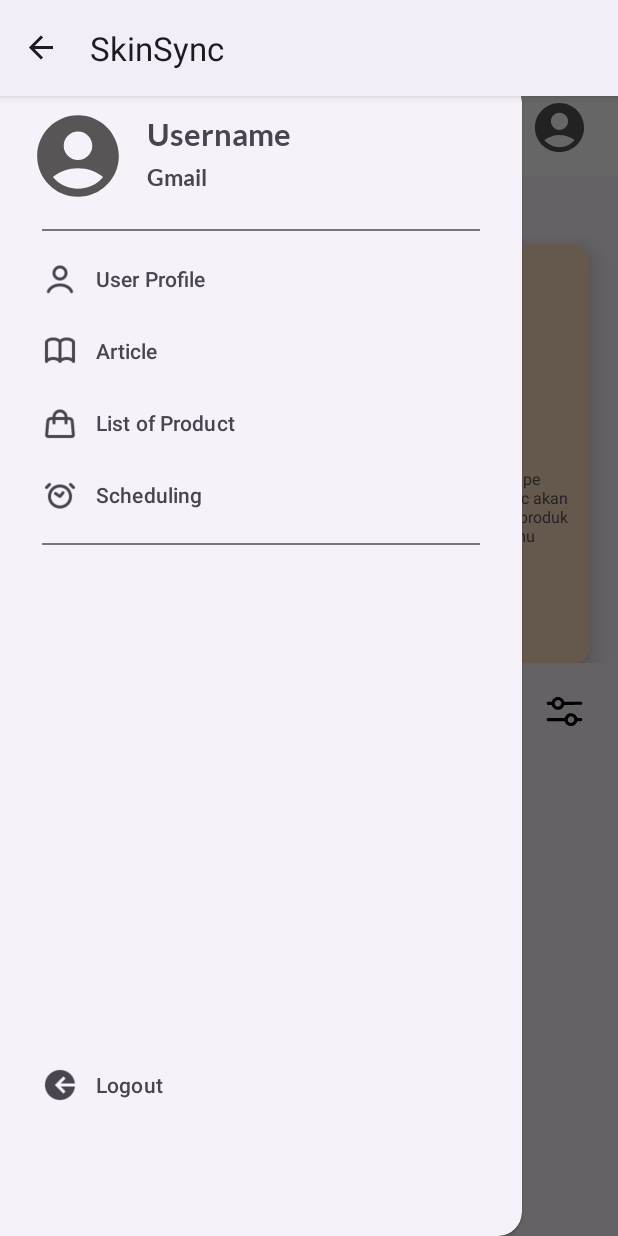
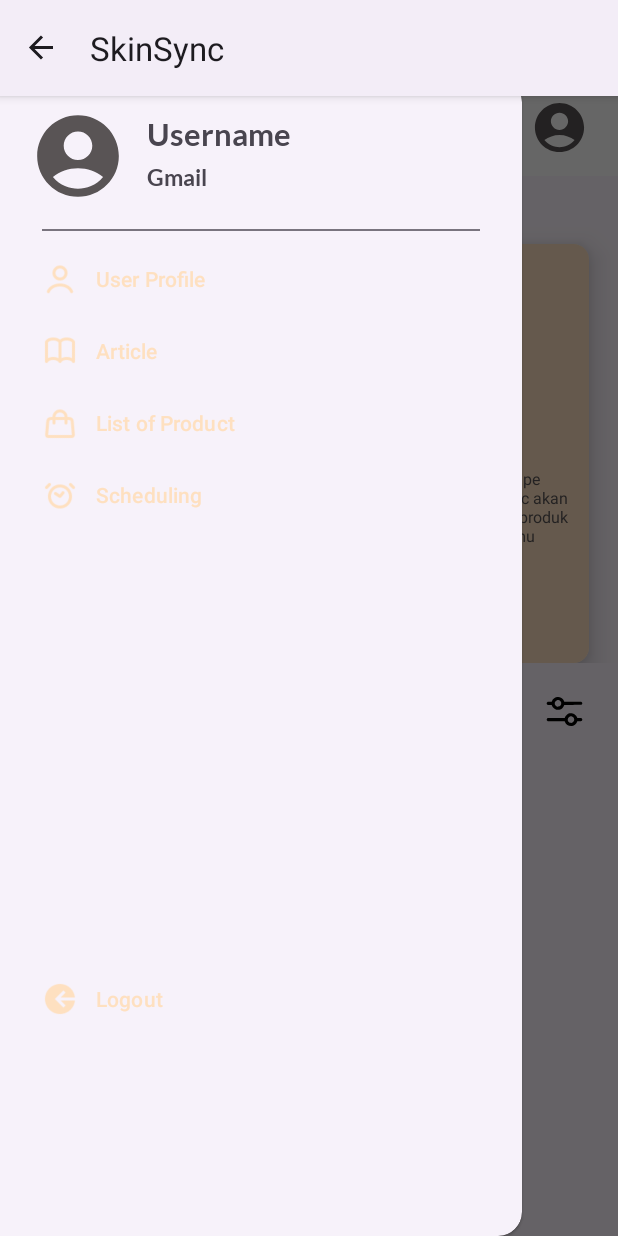
Before and after one commit to skinsync/SkinSync-Mobile-Development, an Android app: the MainActivity screen opened directly, with no data from a screen before it, with the side drawer open, on a phone screen of 412 x 824 dp. Run offline under Robolectric (Android 15) with nearby library versions, the phone set to English and light mode, and no system bars; our stand-ins replace CircleImageView, sdp/ssp sizes; Roboto replaces fonts that are not available here; 1 statement that could not run was skipped.

Commit message:
feat(fix nav drawer)

```diff
--- a/app/src/main/java/com/example/skinsync/activity/MainActivity.kt
+++ b/app/src/main/java/com/example/skinsync/activity/MainActivity.kt
@@ -3,6 +3,7 @@ package com.example.skinsync.activity
 import android.content.Intent
 import android.os.Bundle
 import android.view.MenuItem
+import android.widget.Button
 import android.widget.Toast
 import androidx.activity.enableEdgeToEdge
 import androidx.activity.viewModels
@@ -16,6 +17,7 @@ import com.example.skinsync.activity.admin.dashboard.DashboardActivity
 import com.example.skinsync.activity.users.article.ArticleActivity
 import com.example.skinsync.activity.users.listproduct.ListProductActivity
 import com.example.skinsync.activity.users.profile.ProfileActivity
+import com.example.skinsync.activity.users.scan.ScanActivity
 import com.example.skinsync.activity.users.scheduling.morning.MorningSchedulingActivity
 import com.example.skinsync.activity.users.welcome.WelcomeActivity
 import com.example.skinsync.databinding.ActivityMainBinding
@@ -104,6 +106,12 @@ class MainActivity : AppCompatActivity() {
                 else -> false
             }
         }
+
+        val buttonTryNow = findViewById<Button>(R.id.buttonTryNow)
+        buttonTryNow.setOnClickListener {
+            val intent = Intent(this, ScanActivity::class.java)
+            startActivity(intent) // Memulai MainActivity
+        }
     }
 
     override fun onOptionsItemSelected(item: MenuItem): Boolean {
--- a/app/src/main/res/layout/activity_article.xml
+++ b/app/src/main/res/layout/activity_article.xml
@@ -136,6 +136,7 @@
     </HorizontalScrollView>
 
     <ImageView
+        android:id="@+id/back"
         android:layout_width="@dimen/_30sdp"
         android:layout_height="@dimen/_20sdp"
         android:src="@drawable/back"
--- a/app/src/main/res/layout/activity_article_details.xml
+++ b/app/src/main/res/layout/activity_article_details.xml
@@ -51,6 +51,7 @@
         app:layout_constraintTop_toBottomOf="@+id/titleArticle" />
 
     <ImageView
+        android:id="@+id/back"
         android:layout_width="@dimen/_30sdp"
         android:layout_height="@dimen/_20sdp"
         android:src="@drawable/back"
--- a/app/src/main/res/layout/activity_list_product.xml
+++ b/app/src/main/res/layout/activity_list_product.xml
@@ -174,6 +174,7 @@
     </androidx.cardview.widget.CardView>
 
     <ImageView
+        android:id="@+id/back"
         android:layout_width="@dimen/_30sdp"
         android:layout_height="@dimen/_20sdp"
         android:src="@drawable/back"
--- a/app/src/main/res/layout/activity_main.xml
+++ b/app/src/main/res/layout/activity_main.xml
@@ -406,6 +406,8 @@
         android:layout_height="match_parent"
         android:layout_marginTop="@dimen/_40sdp"
         android:layout_gravity="start"
+        app:itemIconTint="@color/beige"
+        app:itemTextColor="@color/beige"
         app:headerLayout="@layout/nav_header"
         app:menu="@menu/nav_menu"
         android:fitsSystemWindows="true"/>
--- a/app/src/main/res/layout/activity_morning_scheduling.xml
+++ b/app/src/main/res/layout/activity_morning_scheduling.xml
@@ -213,6 +213,7 @@
     </androidx.cardview.widget.CardView>
 
     <ImageView
+        android:id="@+id/back"
         android:layout_width="@dimen/_30sdp"
         android:layout_height="@dimen/_20sdp"
         android:src="@drawable/back"
--- a/app/src/main/res/layout/activity_night_scheduling.xml
+++ b/app/src/main/res/layout/activity_night_scheduling.xml
@@ -213,6 +213,7 @@
     </androidx.cardview.widget.CardView>
 
     <ImageView
+        android:id="@+id/back"
         android:layout_width="@dimen/_30sdp"
         android:layout_height="@dimen/_20sdp"
         android:src="@drawable/back"
--- a/app/src/main/res/layout/activity_result.xml
+++ b/app/src/main/res/layout/activity_result.xml
@@ -228,6 +228,7 @@
     </androidx.cardview.widget.CardView>
 
     <ImageView
+        android:id="@+id/back"
         android:layout_width="@dimen/_30sdp"
         android:layout_height="@dimen/_30sdp"
         android:src="@drawable/back"
--- a/app/src/main/res/layout/activity_scan.xml
+++ b/app/src/main/res/layout/activity_scan.xml
@@ -96,6 +96,7 @@
         app:layout_constraintTop_toBottomOf="@+id/previewImageView" />
 
     <ImageView
+        android:id="@+id/back"
         android:layout_width="@dimen/_30sdp"
         android:layout_height="@dimen/_20sdp"
         android:src="@drawable/back"
--- a/app/src/main/res/menu/nav_menu.xml
+++ b/app/src/main/res/menu/nav_menu.xml
@@ -5,7 +5,8 @@
     <group
         android:checkableBehavior="single">
         <item
-            android:title="">
+            android:title=""
+            android:iconTint="@color/beige">
             <menu></menu>
         </item>
         <item
@@ -24,11 +25,6 @@
             android:id="@+id/nav_scheduling"
             android:icon="@drawable/alarm"
             android:title="Scheduling"/>
-    </group>
-
-    <item
-        android:title="">
-        <menu>
         <item
             android:title=""
             />
@@ -51,7 +47,8 @@
             android:id="@+id/nav_logout"
             android:icon="@drawable/icon_logout"
             android:title="Logout"/>
-        </menu>
-    </item>
+    </group>
+
+
 
 </menu>
```
Also changed, not shown: app/src/main/AndroidManifest.xml (+6 -5 lines), app/src/main/java/com/example/skinsync/activity/users/article/ArticleActivity.kt (+10 -0 lines), app/src/main/java/com/example/skinsync/activity/users/article/details/ArticleDetailsActivity.kt (+10 -0 lines), app/src/main/java/com/example/skinsync/activity/users/listproduct/ListProductActivity.kt (+10 -0 lines), app/src/main/java/com/example/skinsync/activity/users/scan/ScanActivity.kt (+9 -0 lines), app/src/main/java/com/example/skinsync/activity/users/scan/result/ResultActivity.kt (+10 -0 lines), app/src/main/java/com/example/skinsync/activity/users/scheduling/morning/MorningSchedulingActivity.kt (+10 -0 lines), app/src/main/java/com/example/skinsync/activity/users/scheduling/night/NightSchedulingActivity.kt (+10 -0 lines), 1 other file. Lines whose indentation alone changed are shown as unchanged.
